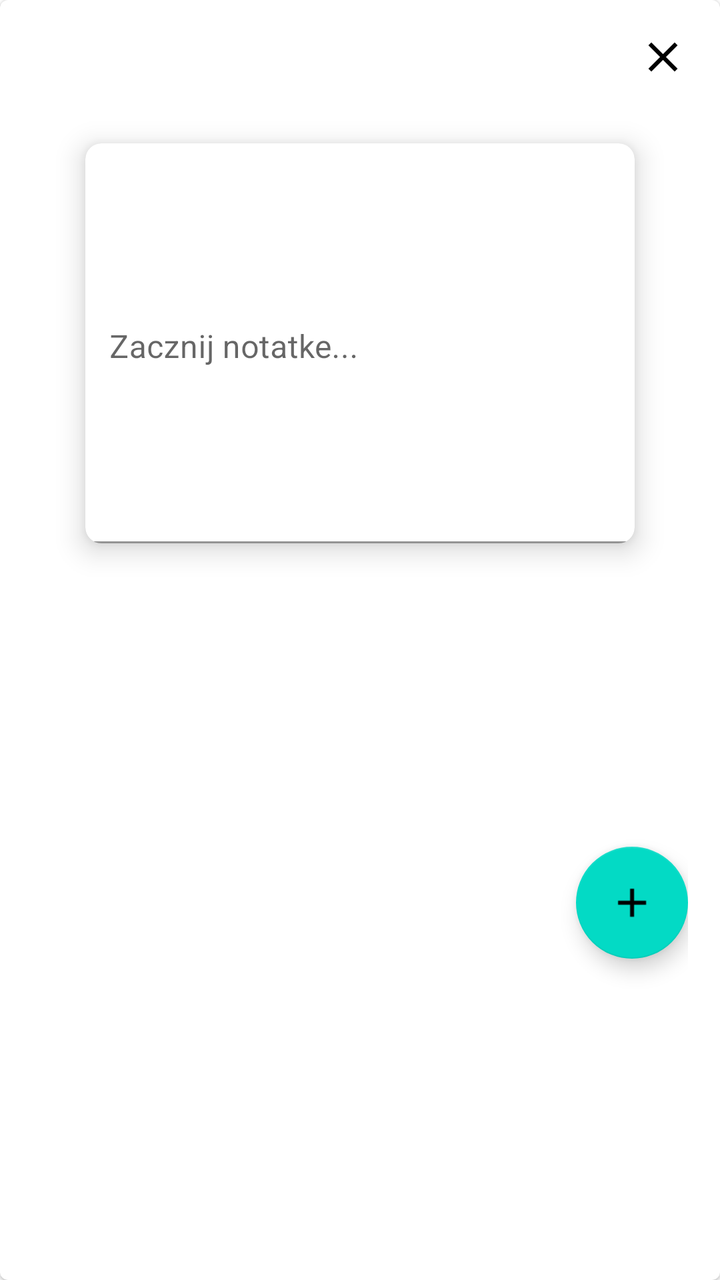
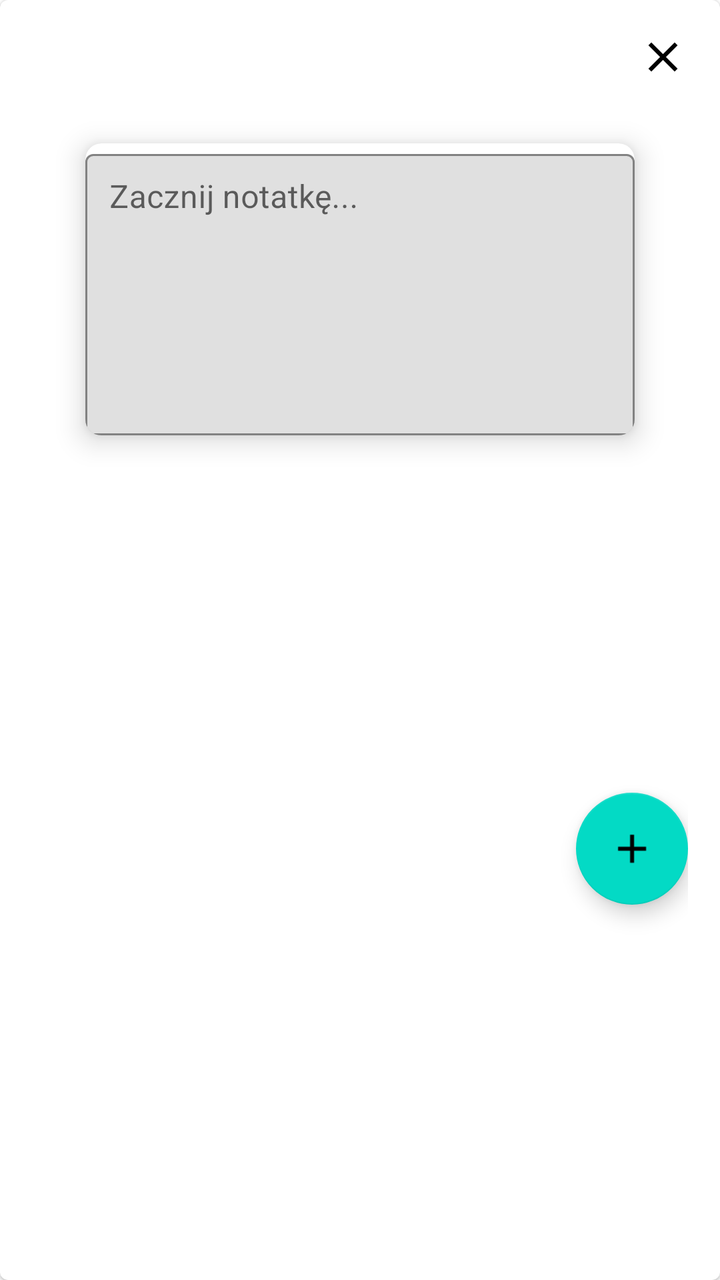

The first picture is an Android layout as it rendered before a commit; the second is the same layout after the commit. The layout source and the unified diff follow.
<!-- AndroidManifest.xml: application theme Theme.Projekt_inz -->
<!-- res/layout/add_note.xml -->
<?xml version="1.0" encoding="utf-8"?>
<com.google.android.material.card.MaterialCardView
    xmlns:android="http://schemas.android.com/apk/res/android"
    xmlns:app="http://schemas.android.com/apk/res-auto"
    android:layout_width="match_parent"
    android:layout_height="match_parent"
    android:layout_marginHorizontal="16dp"
    android:background="@android:color/white"
    >

    <androidx.constraintlayout.widget.ConstraintLayout
        android:layout_width="match_parent"
        android:layout_height="match_parent"
        android:padding="16dp">

        
        <ImageView
            android:id="@+id/addNClose"
            android:layout_width="25dp"
            android:layout_height="25dp"
            android:contentDescription="Zamknij okno"
            android:src="@drawable/baseline_close_24"
            app:layout_constraintEnd_toEndOf="parent"
            app:layout_constraintTop_toTopOf="parent" />

        
        <com.google.android.material.card.MaterialCardView
            android:id="@+id/cardView1"
            android:layout_width="0dp"
            android:layout_height="wrap_content"
            android:layout_margin="16dp"
            app:cardCornerRadius="8dp"
            app:cardElevation="8dp"
            app:cardUseCompatPadding="true"
            app:layout_constraintEnd_toEndOf="parent"
            app:layout_constraintStart_toStartOf="parent"
            app:layout_constraintTop_toBottomOf="@id/addNClose">

            <com.google.android.material.textfield.TextInputLayout
                android:layout_width="match_parent"
                android:layout_height="200dp"
                android:hint="Zacznij notatke..."
                app:boxStrokeWidth="1dp"
                app:boxStrokeWidthFocused="2dp">

                <EditText
                    android:id="@+id/noteText"
                    android:layout_width="match_parent"
                    android:layout_height="200dp"
                    android:background="@android:color/transparent"
                    android:dropDownHeight="wrap_content"
                    android:dropDownVerticalOffset="2dp"
                    android:inputType="textMultiLine"
                    android:padding="12dp"
                    android:gravity="top|start"
                    android:imeOptions="flagNoEnterAction"
                    android:scrollHorizontally="false"
                    android:textColor="@android:color/black" />
            </com.google.android.material.textfield.TextInputLayout>
        </com.google.android.material.card.MaterialCardView>


        
        <com.google.android.material.floatingactionbutton.FloatingActionButton
            android:id="@+id/addNotePopup"
            android:layout_width="wrap_content"
            android:layout_height="wrap_content"
            android:layout_marginBottom="8dp"
            android:contentDescription="Dodaj notatkę"
            app:layout_constraintBottom_toBottomOf="parent"
            app:layout_constraintEnd_toEndOf="parent"
            app:layout_constraintTop_toBottomOf="@+id/cardView1"
            app:srcCompat="@drawable/baseline_add_24" />

    </androidx.constraintlayout.widget.ConstraintLayout>
</com.google.android.material.card.MaterialCardView>
<!-- resources referenced by this layout -->
<resources>
  <!-- drawable baseline_add_24 (drawable) -->
  <vector xmlns:android="http://schemas.android.com/apk/res/android" android:height="24dp" android:tint="#000000" android:viewportHeight="24" android:viewportWidth="24" android:width="24dp">
        
      <path android:fillColor="@android:color/white" android:pathData="M19,13h-6v6h-2v-6H5v-2h6V5h2v6h6v2z"/>
      
  </vector>
  <!-- drawable baseline_close_24 (drawable) -->
  <vector xmlns:android="http://schemas.android.com/apk/res/android" android:height="24dp" android:tint="#000000" android:viewportHeight="24" android:viewportWidth="24" android:width="24dp">
        
      <path android:fillColor="@android:color/white" android:pathData="M19,6.41L17.59,5 12,10.59 6.41,5 5,6.41 10.59,12 5,17.59 6.41,19 12,13.41 17.59,19 19,17.59 13.41,12z"/>
      
  </vector>
  <style name="Theme.Projekt_inz" parent="Theme.MaterialComponents.Light.DarkActionBar">
          
          <item name="colorPrimary">@color/purple_500</item>
          <item name="colorPrimaryVariant">@color/purple_700</item>
          <item name="colorOnPrimary">@color/white</item>
  
          
          <item name="colorSecondary">@color/teal_200</item>
          <item name="colorSecondaryVariant">@color/teal_700</item>
          <item name="colorOnSecondary">@color/black</item>
  
          
          <item name="android:statusBarColor">?attr/colorPrimaryVariant</item>
  
          
          <item name="android:forceDarkAllowed">false</item>
      </style>
  <color name="purple_500">#FF6200EE</color>
  <color name="purple_700">#FF3700B3</color>
  <color name="white">#FFFFFFFF</color>
  <color name="teal_200">#FF03DAC5</color>
  <color name="teal_700">#FF018786</color>
  <color name="black">#FF000000</color>
</resources>

<!-- the commit's change to res/layout/add_note.xml (unified diff, before → after) -->
@@ -38,23 +38,20 @@
 
             <com.google.android.material.textfield.TextInputLayout
                 android:layout_width="match_parent"
-                android:layout_height="200dp"
-                android:hint="Zacznij notatke..."
+                android:layout_height="wrap_content"
+                android:hint="Zacznij notatkę..."
+                app:boxBackgroundMode="outline"
                 app:boxStrokeWidth="1dp"
                 app:boxStrokeWidthFocused="2dp">
 
-                <EditText
+                <com.google.android.material.textfield.TextInputEditText
                     android:id="@+id/noteText"
                     android:layout_width="match_parent"
-                    android:layout_height="200dp"
-                    android:background="@android:color/transparent"
-                    android:dropDownHeight="wrap_content"
-                    android:dropDownVerticalOffset="2dp"
+                    android:layout_height="wrap_content"
                     android:inputType="textMultiLine"
+                    android:minLines="6"
+                    android:gravity="top|start"
                     android:padding="12dp"
-                    android:gravity="top|start"
-                    android:imeOptions="flagNoEnterAction"
-                    android:scrollHorizontally="false"
                     android:textColor="@android:color/black" />
             </com.google.android.material.textfield.TextInputLayout>
         </com.google.android.material.card.MaterialCardView>
